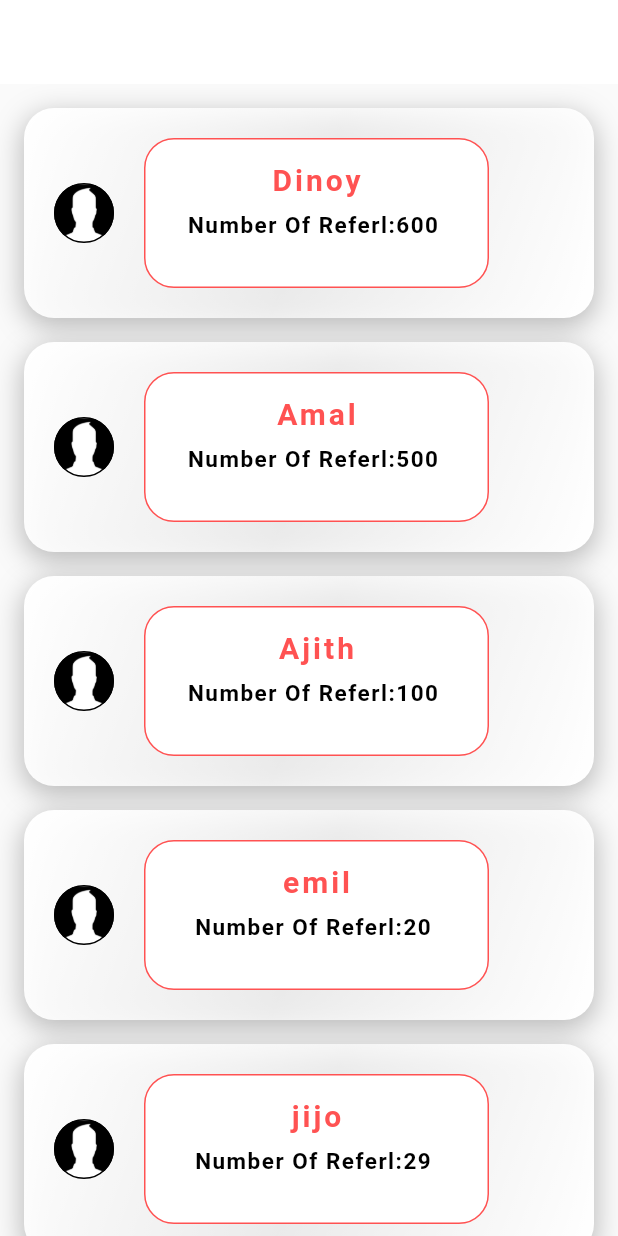
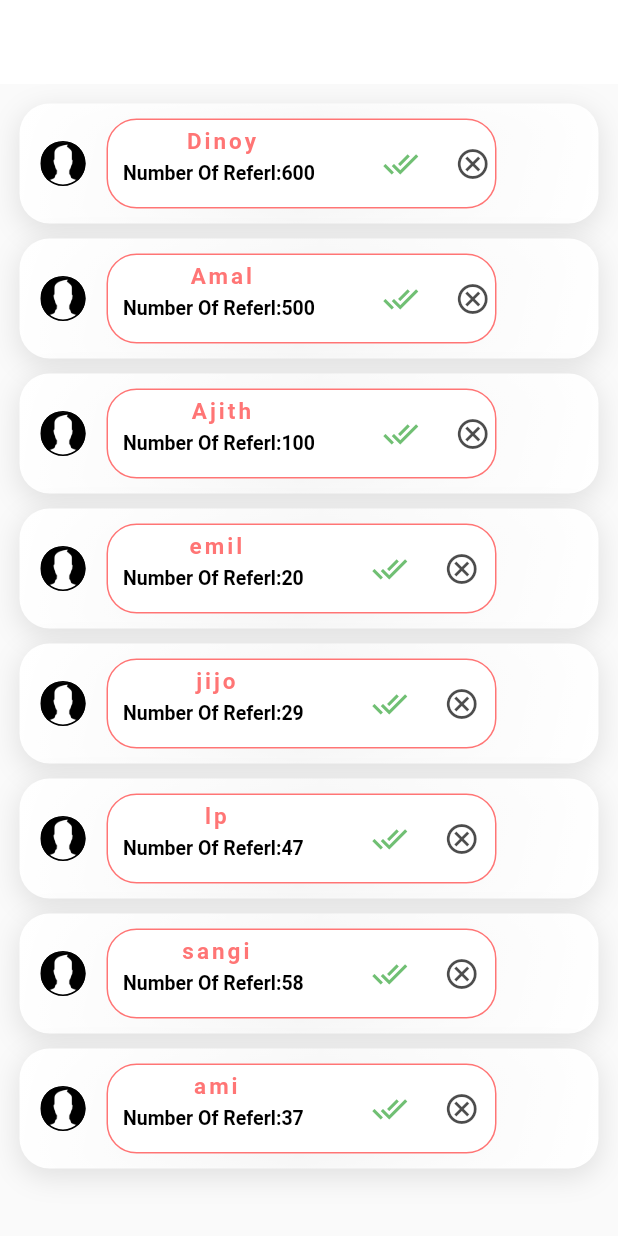
Before and after one commit to Dinoy-Raj/Refrl, a Flutter app: the screen it shows after launch, on a phone screen of 412 x 824 dp. Run offline on Flutter 3.47's test engine with Material 2 defaults, Android fonts, the phone set to English and light mode, and no system bars.

Commit message:
added request accepting button

```diff
--- a/requestpage/lib/main.dart
+++ b/requestpage/lib/main.dart
@@ -61,9 +61,9 @@ class _MyHomePageState extends State<MyHomePage> {
       //background: Container(color: Colors.red,),
 
               child: Padding(
-                padding: const EdgeInsets.all(8.0),
+                padding: const EdgeInsets.all(5.0),
                 child: Container(
-                  height: 140,
+                  height: 80,
                   width: 200,
 
                   decoration: BoxDecoration(
@@ -82,7 +82,7 @@ class _MyHomePageState extends State<MyHomePage> {
                       ),
                       borderRadius: BorderRadius.circular(20),
                       boxShadow:[ BoxShadow(
-                        color: Colors.black26,
+                        color: Colors.black.withOpacity(.1),
                         spreadRadius: 1,
                         blurRadius: 15,
                         offset: Offset(0,5),
@@ -93,10 +93,10 @@ class _MyHomePageState extends State<MyHomePage> {
                   child: Row(
                     children: [
                       Padding(
-                        padding: const EdgeInsets.only(left:20),
+                        padding: const EdgeInsets.only(left:14),
                         child: Container(
-                          height: 40,
-                          width: 40,
+                          height: 30,
+                          width: 30,
 
                           decoration: BoxDecoration(
 
@@ -111,30 +111,34 @@ class _MyHomePageState extends State<MyHomePage> {
                           ),
                         ),
                       ),
-                      SizedBox(width: 20,),
+                      SizedBox(width: 14,),
                       Container(
-                        height: 100,
-                        width: 230,
+                        height: 60,
+                        width: 260,
 
                         decoration: BoxDecoration(
                           color: Colors.white,
                           shape: BoxShape.rectangle,
 
                           border: Border.all(
-                            color: Colors.redAccent,
+                            color: Colors.redAccent.withOpacity(.8),
                           ),
                           borderRadius: BorderRadius.circular(20),
 
                         ),
-                        child: Column(
+                        child: Row(
+                          children: [
+                            SizedBox(width: 10,),
+
+                            Column(
                               children: [
                                 Padding(
-                              padding:EdgeInsets.only(top: 15,bottom: 10),
+                                  padding:EdgeInsets.only(top: 5,bottom: 5),
                                   child: Text("${names[index]}",
                                     style: TextStyle(
                                         fontWeight: FontWeight.bold,
-                                    color: Colors.redAccent,
-                                    fontSize: 20,
+                                        color: Colors.redAccent.withOpacity(.8),
+                                        fontSize: 15,
                                         letterSpacing: 2
                                     ),
                                   ),
@@ -146,11 +150,99 @@ class _MyHomePageState extends State<MyHomePage> {
                                     style: TextStyle(
                                         fontWeight: FontWeight.bold,
                                         color: Colors.black,
-                                    fontSize: 15,
-                                    letterSpacing: 1
+                                        fontSize: 13,
+                                        letterSpacing: 0
                                     ),
                                   ),
                                 ),
+                              ],
+                            ),
+
+                            SizedBox(width: 30,),
+
+                            IconButton(
+                             onPressed:(){
+                               setState(() {
+                                 names.removeAt(index);
+                                 Scaffold.of(context)
+                                     .showSnackBar(SnackBar(
+                                   backgroundColor: Colors.redAccent,
+
+                                     content: Text("$item Added To Influ",
+                                 style: TextStyle(
+                                   fontWeight: FontWeight.bold,
+                                   color: Colors.white,
+                                 ),
+                                     )
+                                 )
+                                 );
+                               });
+                             },
+                              icon:Icon(
+                                Icons.done_all_outlined
+                              ),
+                              //highlightColor: Colors.redAccent,
+                              color: Colors.green.withOpacity(.8),
+
+                                ),
+                            SizedBox(width: 0,),
+                            IconButton(
+                                icon:Icon(Icons.cancel_outlined) ,
+                                color: Colors.black.withOpacity(.7),
+                                onPressed:(){
+                                  showDialog(
+                                      context: context,
+                                      builder: (_) =>AlertDialog(
+
+                                        content: Padding(
+                                          padding: const EdgeInsets.only(left:8.0),
+                                          child: Text("Are You Sure ? Decline Request Of ${names[index]}!",
+                                            style: TextStyle(
+                                              fontWeight: FontWeight.bold,
+                                            ),
+                                          ),
+                                        ),
+                                        elevation: 24,
+                                        actions: [
+                                          FlatButton(
+                                              onPressed: (){
+                                                setState(() {
+                                                  names.removeAt(index);
+                                                  Navigator.pop(context);
+                                                  Scaffold.of(context)
+                                                      .showSnackBar(SnackBar(content: Text("Request Of $item dismissed",
+                                                    style: TextStyle(
+                                                    fontWeight: FontWeight.bold,
+                                                    color: Colors.redAccent,
+                                                  ),)));
+
+                                                });
+                                              },
+                                              child: Text("Yes",
+                                                style: TextStyle(
+                                                  fontWeight: FontWeight.bold,
+                                                  color: Colors.redAccent,
+                                                ),
+                                              )
+                                          ),
+
+                                          FlatButton(
+                                              onPressed: (){
+                                                Navigator.pop(context);
+                                              },
+                                              child: Text("No",
+                                                style: TextStyle(
+                                                  fontWeight: FontWeight.bold,
+                                                  color: Colors.redAccent,
+                                                ),
+                                              )
+                                          )
+                                        ],
+                                      )
+
+                                  );
+                                },
+                            )
                           ],
                         ),
                       ),
```
Also changed, not shown: influpage/lib/main.dart (+9 -11 lines), influpage/assets/pro2.png (added). Lines whose indentation alone changed are shown as unchanged.
